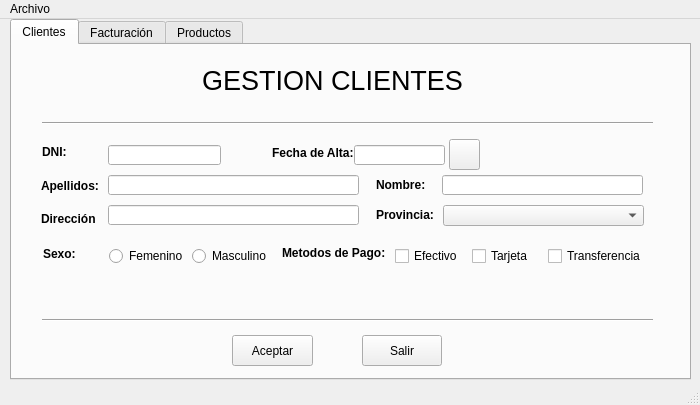
The window that UiGestionClientes.ui (arlumno/DI-ProyectoUI) describes before a commit, drawn with Qt 5.
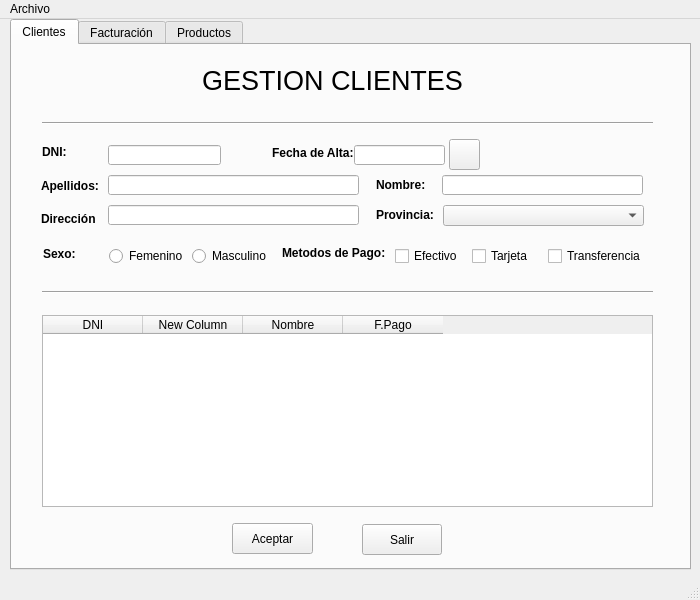
The same window after the commit. Icons and pictures are not drawn.

Diff of the .ui file:
```diff
--- a/UiGestionClientes.ui
+++ b/UiGestionClientes.ui
@@ -7,7 +7,7 @@
     <x>0</x>
     <y>0</y>
     <width>700</width>
-    <height>405</height>
+    <height>600</height>
    </rect>
   </property>
   <property name="sizePolicy">
@@ -19,13 +19,13 @@
   <property name="minimumSize">
    <size>
     <width>700</width>
-    <height>405</height>
+    <height>600</height>
    </size>
   </property>
   <property name="maximumSize">
    <size>
     <width>700</width>
-    <height>405</height>
+    <height>600</height>
    </size>
   </property>
   <property name="windowTitle">
@@ -38,7 +38,7 @@
       <x>10</x>
       <y>0</y>
       <width>681</width>
-      <height>361</height>
+      <height>551</height>
      </rect>
     </property>
     <property name="sizePolicy">
@@ -122,7 +122,7 @@
       <property name="geometry">
        <rect>
         <x>350</x>
-        <y>290</y>
+        <y>479</y>
         <width>80</width>
         <height>31</height>
        </rect>
@@ -173,7 +173,7 @@
       <property name="geometry">
        <rect>
         <x>30</x>
-        <y>260</y>
+        <y>232</y>
         <width>611</width>
         <height>30</height>
        </rect>
@@ -287,7 +287,7 @@
       <property name="geometry">
        <rect>
         <x>220</x>
-        <y>290</y>
+        <y>478</y>
         <width>81</width>
         <height>31</height>
        </rect>
@@ -444,6 +444,36 @@
        <string>Provincia:</string>
       </property>
      </widget>
+     <widget class="QTableWidget" name="tablaDatos">
+      <property name="geometry">
+       <rect>
+        <x>30</x>
+        <y>270</y>
+        <width>611</width>
+        <height>192</height>
+       </rect>
+      </property>
+      <column>
+       <property name="text">
+        <string>DNI</string>
+       </property>
+      </column>
+      <column>
+       <property name="text">
+        <string>New Column</string>
+       </property>
+      </column>
+      <column>
+       <property name="text">
+        <string>Nombre</string>
+       </property>
+      </column>
+      <column>
+       <property name="text">
+        <string>F.Pago</string>
+       </property>
+      </column>
+     </widget>
     </widget>
     <widget class="QWidget" name="tabFacturacion">
      <attribute name="title">
```
Left out of the diff: 2 changed lines with no effect on the pictures.
